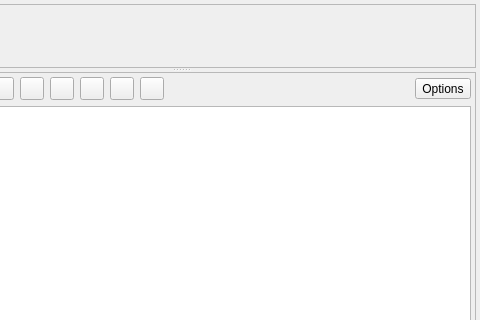
Above: qgitc/commitwindow.ui from timxx/qgitc before the change; both pictures show x 452 to 932 and y 0 to 320 of the 932 by 594 pixel window. Below: the same form after it.
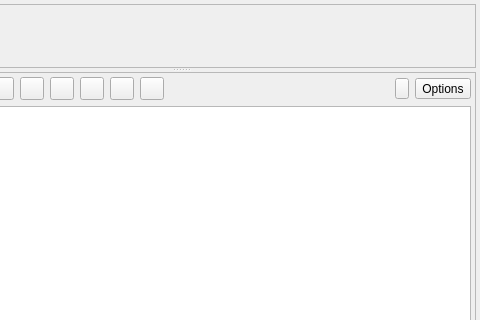
That is the form after the change. Custom widgets are drawn as their Qt base class.

Commit message:
Add custom commit template support
Implement a template selection menu and management dialog in the commit
window, allowing users to create, edit, delete, and select commit message
templates. Templates can be stored in ~/.qgitc/templates or configured
via git's commit.template setting.

```diff
--- a/qgitc/commitwindow.ui
+++ b/qgitc/commitwindow.ui
@@ -423,6 +423,25 @@
                  </property>
                 </spacer>
                </item>
+               <item>
+                <widget class="MenuButton" name="tbTemplate">
+                 <property name="sizePolicy">
+                  <sizepolicy hsizetype="Minimum" vsizetype="Fixed">
+                   <horstretch>0</horstretch>
+                   <verstretch>0</verstretch>
+                  </sizepolicy>
+                 </property>
+                 <property name="text">
+                  <string/>
+                 </property>
+                 <property name="popupMode">
+                  <enum>QToolButton::ToolButtonPopupMode::InstantPopup</enum>
+                 </property>
+                 <property name="toolButtonStyle">
+                  <enum>Qt::ToolButtonStyle::ToolButtonTextOnly</enum>
+                 </property>
+                </widget>
+               </item>
                <item>
                 <widget class="ColoredIconToolButton" name="tbOptions">
                  <property name="sizePolicy">
```
The commit also changes 2 other files.
